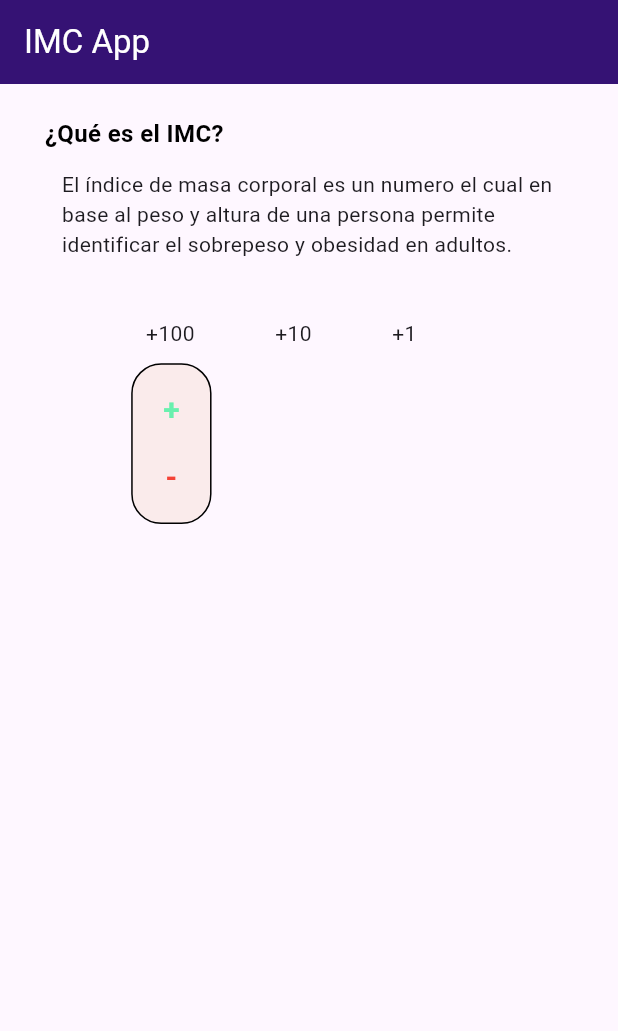
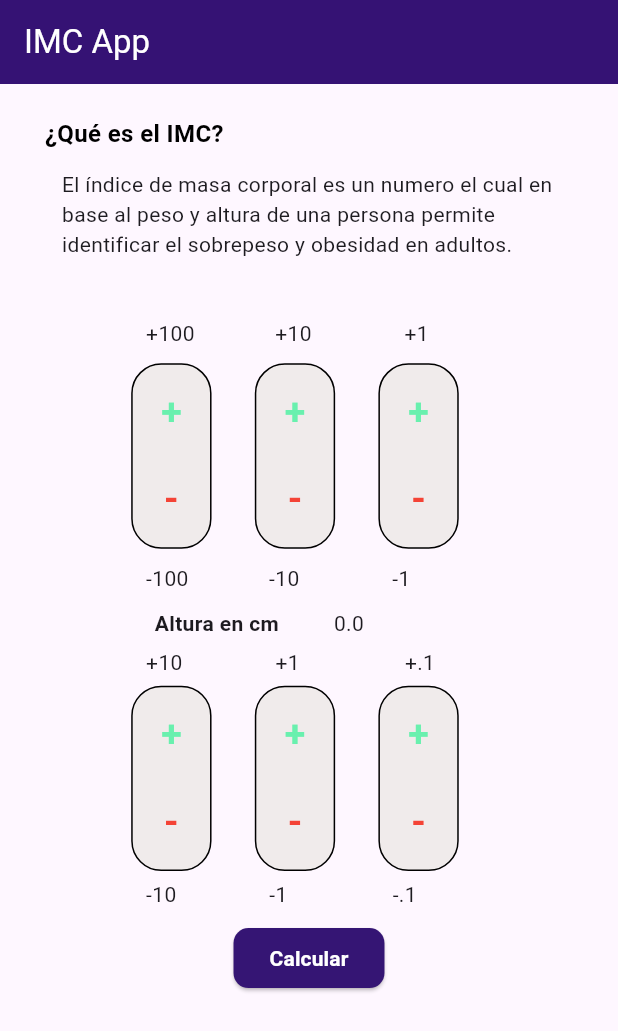
Before and after one commit to IGerardoJR/AllInApp, a Flutter app: the screen it shows after launch, after a tap on "Indice Corporal", on a phone screen of 412 x 824 dp. Shown: the top 1031 px of the screen. Run offline on Flutter 3.47's test engine with Material 3 defaults, Android fonts, the light colour scheme and no system bars.

Commit message:
imc wip 2

```diff
--- a/lib/main.dart
+++ b/lib/main.dart
@@ -46,11 +46,11 @@ class _MyAppState extends State<MyApp> {
           title: Row(
             mainAxisAlignment: MainAxisAlignment.center,
             children: [
-              Container(
+              SizedBox(
                 width: _deviceWidth * 0.80,
-                child: Text('Pantalla principal'),
+                child: const Text('Pantalla principal'),
               ),
-              Container(
+              SizedBox(
                   width: _deviceHeigth * 0.03, child: _iconButton(icon: icono)),
             ],
           ),
@@ -99,7 +99,6 @@ class _MyAppState extends State<MyApp> {
   }
 
   void changeMode({required currentMode}) {
-    // currentMode == true ? theme = ThemeData.dark() : theme = ThemeData.light();
     if (currentMode == true) {
       // Cambia el modo a modo oscuro, se necesitara cambiar el color de la appbar
       theme = ThemeData.dark();
--- a/lib/pages/imc.dart
+++ b/lib/pages/imc.dart
@@ -1,5 +1,4 @@
 import 'package:flutter/material.dart';
-import 'package:multiples_funcionalidades/main.dart';
 // Page para obtener le indice de masa coportal de una persona.
 
 class CorporalPage extends StatefulWidget {
@@ -10,6 +9,9 @@ class CorporalPage extends StatefulWidget {
 class _CorporalPageState extends State<CorporalPage> {
   late double _deviceWidth;
   late double _deviceHeigth;
+
+  double altura = 0;
+  double peso = 0;
   @override
   Widget build(BuildContext context) {
     _deviceWidth = MediaQuery.of(context).size.width;
@@ -53,7 +55,7 @@ class _CorporalPageState extends State<CorporalPage> {
                   child: Padding(
                     padding: EdgeInsets.fromLTRB(
                         _deviceWidth * 0.1, 0, _deviceWidth * 0.1, 0),
-                    child: Text(
+                    child: const Text(
                       'El índice de masa corporal es un numero el cual en base al peso y altura de una persona permite identificar el sobrepeso y obesidad en adultos.',
                     ),
                   ),
@@ -72,7 +74,7 @@ class _CorporalPageState extends State<CorporalPage> {
                       ),
                       const Text('+10'),
                       SizedBox(
-                        width: _deviceWidth * 0.13,
+                        width: _deviceWidth * 0.15,
                       ),
                       const Text('+1'),
                     ],
@@ -87,10 +89,121 @@ class _CorporalPageState extends State<CorporalPage> {
                     children: [
                       Padding(
                           padding: EdgeInsets.only(left: _deviceWidth * 0.20),
-                            child: _botones())
+                          child: _botones()),
+                      SizedBox(
+                        width: _deviceWidth * 0.070,
+                      ),
+                      _botones(),
+                      SizedBox(
+                        width: _deviceWidth * 0.070,
+                      ),
+                      _botones()
                     ],
-                    ))
-                // Primeros textos para los botones (+-100,+-10,+-1)
+                  ),
+                ),
+                SizedBox(
+                  height: _deviceHeigth * 0.012,
+                ),
+                Padding(
+                    padding: EdgeInsets.only(left: _deviceWidth * 0.2361),
+                    child: Row(
+                      children: [
+                        const Text('-100'),
+                        SizedBox(
+                          width: _deviceWidth * 0.13,
+                        ),
+                        const Text('-10'),
+                        SizedBox(
+                          width: _deviceWidth * 0.15,
+                        ),
+                        const Text('-1')
+                      ],
+                    )),
+                SizedBox(
+                  height: _deviceHeigth * 0.01199,
+                ),
+                Padding(
+                    padding: EdgeInsets.only(left: _deviceWidth * 0.25),
+                    child: SizedBox(
+                        width: _deviceWidth,
+                        child: Row(
+                          children: [
+                            SizedBox(
+                              width: _deviceWidth * 0.22,
+                              child: const Text(
+                                'Altura en cm',
+                                style: TextStyle(fontWeight: FontWeight.bold),
+                              ),
+                            ),
+                            SizedBox(
+                              width: _deviceWidth * 0.07,
+                            ),
+                            Text("$altura")
+                          ],
+                        ))),
+                SizedBox(
+                  height: _deviceHeigth * 0.007,
+                ),
+                Padding(
+                  padding: EdgeInsets.only(left: _deviceWidth * 0.2361),
+                  child: Row(
+                    children: [
+                      const Text('+10'),
+                      SizedBox(
+                        width: _deviceWidth * 0.15,
+                      ),
+                      const Text('+1'),
+                      SizedBox(
+                        width: _deviceWidth * 0.17,
+                      ),
+                      const Text('+.1'),
+                    ],
+                  ),
+                ),
+                SizedBox(
+                  height: _deviceHeigth * 0.007,
+                ),
+                Padding(
+                  padding: EdgeInsets.only(left: _deviceWidth * 0.0123),
+                  child: Row(
+                    children: [
+                      Padding(
+                          padding: EdgeInsets.only(left: _deviceWidth * 0.20),
+                          child: _botones()),
+                      SizedBox(
+                        width: _deviceWidth * 0.070,
+                      ),
+                      _botones(),
+                      SizedBox(
+                        width: _deviceWidth * 0.070,
+                      ),
+                      _botones()
+                    ],
+                  ),
+                ),
+                SizedBox(
+                  height: _deviceHeigth * 0.007,
+                ),
+                Padding(
+                  padding: EdgeInsets.only(left: _deviceWidth * 0.2361),
+                  child: Row(
+                    children: [
+                      const Text('-10'),
+                      SizedBox(
+                        width: _deviceWidth * 0.15,
+                      ),
+                      const Text('-1'),
+                      SizedBox(
+                        width: _deviceWidth * 0.17,
+                      ),
+                      const Text('-.1')
+                    ],
+                  ),
+                ),
+                SizedBox(
+                  height: _deviceHeigth * 0.010,
+                ),
+                _btnCalcular()
               ],
             )),
       ),
@@ -100,28 +213,50 @@ class _CorporalPageState extends State<CorporalPage> {
   Widget _botones() {
     return Container(
         decoration: BoxDecoration(
-            color: Color.fromRGBO(250, 235, 235, 1.0),
+            color: const Color.fromRGBO(240, 235, 235, 1.0),
             border: Border.all(),
             borderRadius: BorderRadius.circular(20)),
         width: _deviceWidth * 0.13,
-        height: _deviceHeigth * 0.13,
-        child: const Column(
-            mainAxisAlignment: MainAxisAlignment.spaceEvenly,
-            children: [
-              Text(
+        height: _deviceHeigth * 0.15,
+        child:
+            Column(mainAxisAlignment: MainAxisAlignment.spaceEvenly, children: [
+          TextButton(
+            onPressed: () => {},
+            child: const Text(
               '+',
               style: TextStyle(
                 color: Colors.greenAccent,
-                    fontSize: 20,
-                    fontWeight: FontWeight.bold),
+                fontSize: 25,
+                fontWeight: FontWeight.bold,
               ),
-              Text(
+            ),
+          ),
+          TextButton(
+            onPressed: () => {},
+            child: const Text(
               '-',
               style: TextStyle(
-                    color: Colors.red,
-                    fontSize: 20,
-                    fontWeight: FontWeight.bold),
+                  color: Colors.red, fontSize: 25, fontWeight: FontWeight.bold),
             ),
+          )
         ]));
   }
+
+  Widget _btnCalcular() {
+    return Center(
+        child: ElevatedButton(
+      style: ButtonStyle(
+          backgroundColor: MaterialStateColor.resolveWith(
+              (states) => Color.fromRGBO(53, 21, 116, 1.0)),
+          shape: MaterialStateProperty.all<RoundedRectangleBorder>(
+              RoundedRectangleBorder(
+            borderRadius: BorderRadius.circular(10),
+          ))),
+      onPressed: () => {},
+      child: const Text(
+        'Calcular',
+        style: TextStyle(color: Colors.white, fontWeight: FontWeight.bold),
+      ),
+    ));
   }
+}
```
Lines whose indentation alone changed are shown as unchanged.
